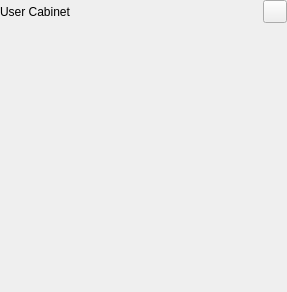
Above: src/bin/scenarist-mobile/UserInterfaceLayer/Cabin/CabinView.ui from dimkanovikov/KITScenarist before the change. Below: the same form after it.
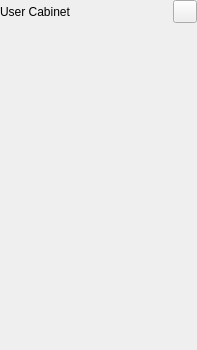
That is the form after the change. Icons and pictures are not drawn. Custom widgets are drawn as their Qt base class.

Diff of the .ui file:
```diff
--- a/src/bin/scenarist-mobile/UserInterfaceLayer/Cabin/CabinView.ui
+++ b/src/bin/scenarist-mobile/UserInterfaceLayer/Cabin/CabinView.ui
@@ -6,8 +6,8 @@
    <rect>
     <x>0</x>
     <y>0</y>
-    <width>287</width>
-    <height>292</height>
+    <width>197</width>
+    <height>350</height>
    </rect>
   </property>
   <property name="windowTitle">
```
